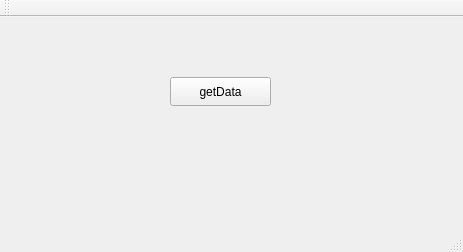
The window that QtTcpClientConsumer/mainwindow.ui (rodolfostark/qt-supervisory-system) describes before a commit, drawn with Qt 5.
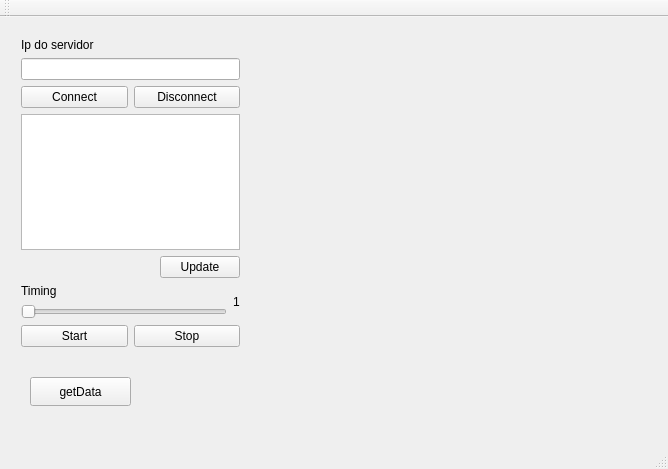
The same window after the commit.

Diff of the .ui file:
```diff
--- a/QtTcpClientConsumer/mainwindow.ui
+++ b/QtTcpClientConsumer/mainwindow.ui
@@ -6,8 +6,8 @@
    <rect>
     <x>0</x>
     <y>0</y>
-    <width>463</width>
-    <height>252</height>
+    <width>668</width>
+    <height>469</height>
    </rect>
   </property>
   <property name="windowTitle">
@@ -17,8 +17,8 @@
    <widget class="QPushButton" name="pushButtonGet">
     <property name="geometry">
      <rect>
-      <x>170</x>
-      <y>60</y>
+      <x>30</x>
+      <y>360</y>
       <width>101</width>
       <height>29</height>
      </rect>
@@ -27,6 +27,157 @@
      <string>getData</string>
     </property>
    </widget>
+   <widget class="QWidget" name="widgetPlotter" native="true">
+    <property name="geometry">
+     <rect>
+      <x>260</x>
+      <y>10</y>
+      <width>391</width>
+      <height>331</height>
+     </rect>
+    </property>
+   </widget>
+   <widget class="QWidget" name="layoutWidget">
+    <property name="geometry">
+     <rect>
+      <x>10</x>
+      <y>10</y>
+      <width>241</width>
+      <height>331</height>
+     </rect>
+    </property>
+    <layout class="QVBoxLayout" name="verticalLayout_7">
+     <item>
+      <layout class="QVBoxLayout" name="verticalLayout_6">
+       <item>
+        <layout class="QVBoxLayout" name="verticalLayout_4">
+         <item>
+          <layout class="QVBoxLayout" name="verticalLayout_3">
+           <item>
+            <layout class="QVBoxLayout" name="verticalLayout">
+             <item>
+              <widget class="QLabel" name="labelIpServer">
+               <property name="text">
+                <string>Ip do servidor</string>
+               </property>
+              </widget>
+             </item>
+             <item>
+              <widget class="QLineEdit" name="lineEditIpServer">
+               <property name="inputMask">
+                <string/>
+               </property>
+              </widget>
+             </item>
+            </layout>
+           </item>
+           <item>
+            <layout class="QVBoxLayout" name="verticalLayout_2">
+             <item>
+              <layout class="QHBoxLayout" name="horizontalLayout">
+               <item>
+                <widget class="QPushButton" name="pushButtonConnect">
+                 <property name="text">
+                  <string>Connect</string>
+                 </property>
+                </widget>
+               </item>
+               <item>
+                <widget class="QPushButton" name="pushButtonDisconnect">
+                 <property name="text">
+                  <string>Disconnect</string>
+                 </property>
+                </widget>
+               </item>
+              </layout>
+             </item>
+             <item>
+              <widget class="QListWidget" name="listWidget"/>
+             </item>
+            </layout>
+           </item>
+          </layout>
+         </item>
+         <item>
+          <layout class="QHBoxLayout" name="horizontalLayout_2">
+           <item>
+            <spacer name="horizontalSpacer">
+             <property name="orientation">
+              <enum>Qt::Horizontal</enum>
+             </property>
+             <property name="sizeHint" stdset="0">
+              <size>
+               <width>40</width>
+               <height>20</height>
+              </size>
+             </property>
+            </spacer>
+           </item>
+           <item>
+            <widget class="QPushButton" name="pushButtonUpdate">
+             <property name="text">
+              <string>Update</string>
+             </property>
+            </widget>
+           </item>
+          </layout>
+         </item>
+        </layout>
+       </item>
+       <item>
+        <layout class="QHBoxLayout" name="horizontalLayout_3">
+         <item>
+          <layout class="QVBoxLayout" name="verticalLayout_5">
+           <item>
+            <widget class="QLabel" name="labelTiming">
+             <property name="text">
+              <string>Timing</string>
+             </property>
+            </widget>
+           </item>
+           <item>
+            <widget class="QSlider" name="horizontalSliderTiming">
+             <property name="minimum">
+              <number>1</number>
+             </property>
+             <property name="orientation">
+              <enum>Qt::Horizontal</enum>
+             </property>
+            </widget>
+           </item>
+          </layout>
+         </item>
+         <item>
+          <widget class="QLabel" name="labelTimingValue">
+           <property name="text">
+            <string>1</string>
+           </property>
+          </widget>
+         </item>
+        </layout>
+       </item>
+      </layout>
+     </item>
+     <item>
+      <layout class="QHBoxLayout" name="horizontalLayout_4">
+       <item>
+        <widget class="QPushButton" name="pushButtonStart">
+         <property name="text">
+          <string>Start</string>
+         </property>
+        </widget>
+       </item>
+       <item>
+        <widget class="QPushButton" name="pushButtonStop">
+         <property name="text">
+          <string>Stop</string>
+         </property>
+        </widget>
+       </item>
+      </layout>
+     </item>
+    </layout>
+   </widget>
   </widget>
   <widget class="QMenuBar" name="menuBar">
    <property name="geometry">
```
Left out of the diff: 4 changed lines with no effect on the pictures.
